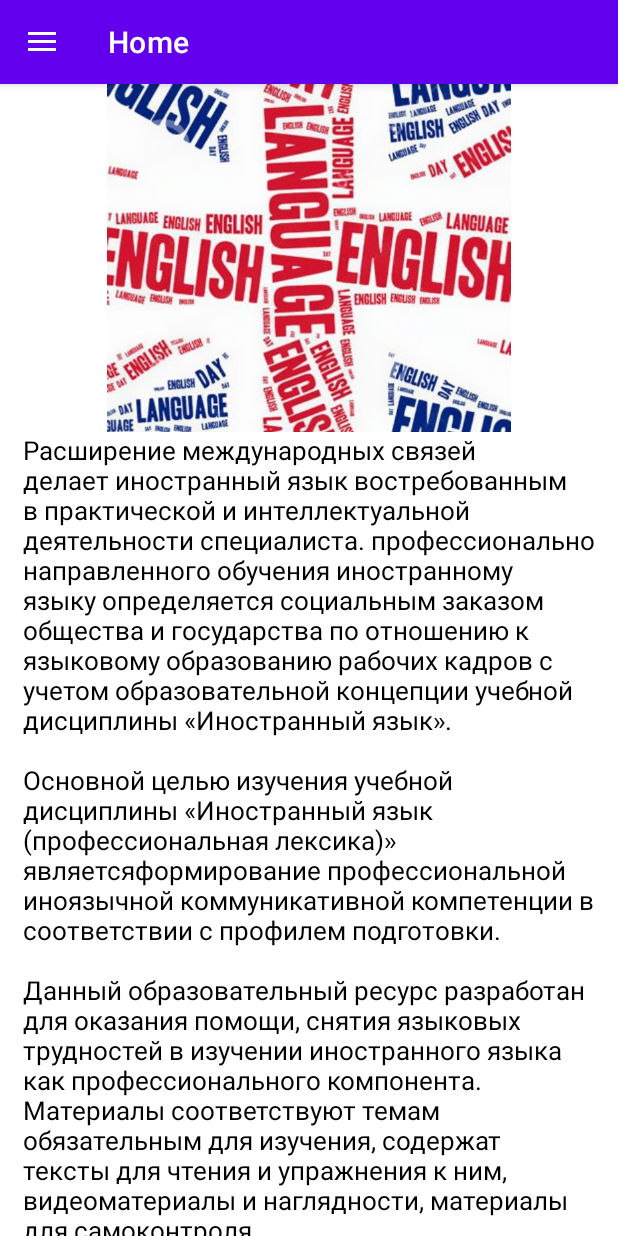
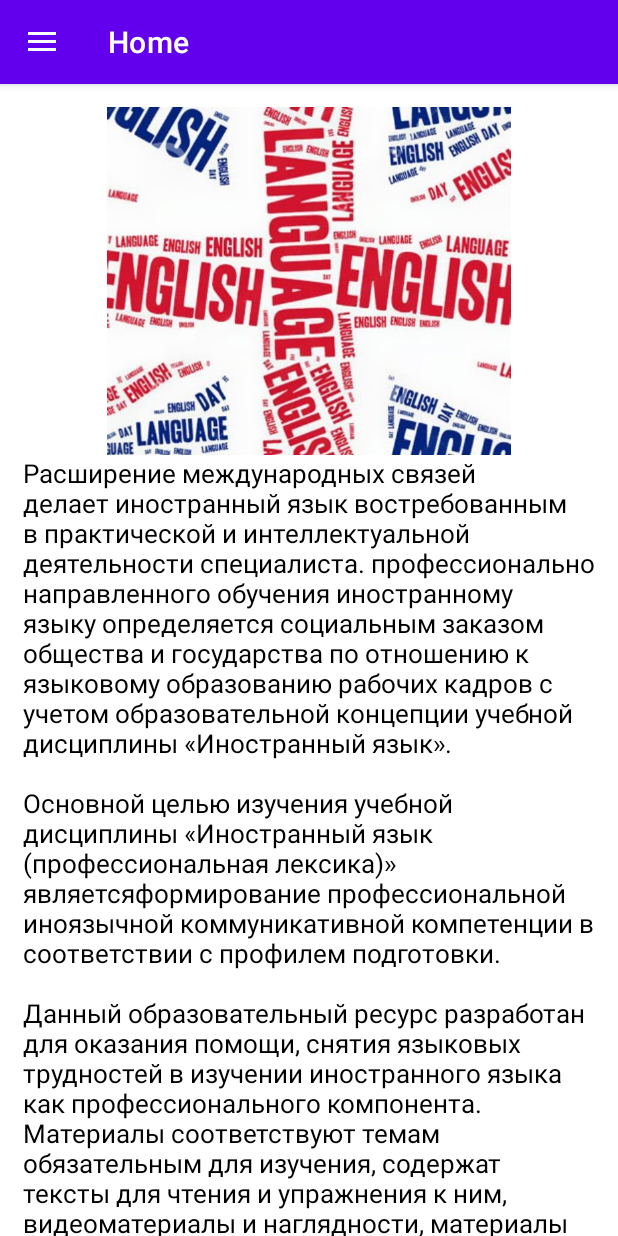
Before and after one commit to K1770/English-in-profession, an Android app: the screen it shows after launch (MainActivity3), on a phone screen of 412 x 824 dp. Run offline under Robolectric (Android 15) with nearby library versions, the phone set to English and light mode, and no system bars; our stand-ins replace navigation-ui.

Commit message:
Added Nav bar

```diff
--- a/app/src/main/java/by/vgtk/englishinprofession/MainActivity3.java
+++ b/app/src/main/java/by/vgtk/englishinprofession/MainActivity3.java
@@ -33,7 +33,7 @@ public class MainActivity3 extends AppCompatActivity {
         // Passing each menu ID as a set of Ids because each
         // menu should be considered as top level destinations.
         mAppBarConfiguration = new AppBarConfiguration.Builder(
-                R.id.nav_start)
+                R.id.nav_start,R.id.nav_roaders,R.id.nav_home)
                 .setOpenableLayout(drawer)
                 .build();
         NavController navController = Navigation.findNavController(this, R.id.nav_host_fragment_content_main);
--- a/app/src/main/res/layout/fragment_start_parts.xml
+++ b/app/src/main/res/layout/fragment_start_parts.xml
@@ -16,6 +16,7 @@
             android:id="@+id/imageViewStart"
             android:layout_width="320dp"
             android:layout_height="232dp"
+            android:layout_marginTop="15dp"
             android:src="@drawable/start"
             app:layout_constraintEnd_toEndOf="parent"
             app:layout_constraintStart_toStartOf="parent"
--- a/app/src/main/res/navigation/mobile_navigation.xml
+++ b/app/src/main/res/navigation/mobile_navigation.xml
@@ -15,7 +15,7 @@
         android:id="@+id/nav_start"
         android:name="by.vgtk.englishinprofession.fragments.StartFragment"
         android:label="Home"
-        tools:layout="@layout/fragment_start" />
+        tools:layout="@layout/fragment_start_" />
 
     <fragment
         android:id="@+id/nav_roaders"
```
Also changed, not shown: app/src/main/res/layout/fragment_computer_parts.xml (+9 -4 lines), app/src/main/res/layout/fragment_start_.xml (renamed from app/src/main/res/layout/fragment_start.xml), 1 other file.
